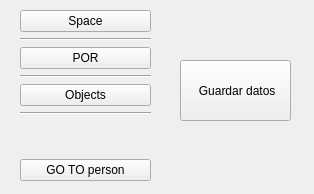
carloslobatog/robocomp-shelly, file components/SocialNavigationAgent/src/mainUI.ui: the form before one commit.
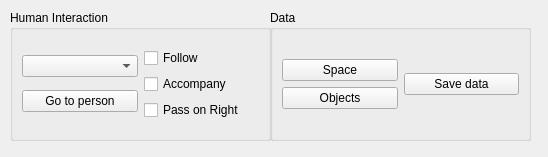
The form after the commit.

Commit message: the socialnavigation interface has changed. New functions have been implemented such as pass on right, follow and accompany person

```diff
--- a/components/SocialNavigationAgent/src/mainUI.ui
+++ b/components/SocialNavigationAgent/src/mainUI.ui
@@ -6,99 +6,122 @@
    <rect>
     <x>0</x>
     <y>0</y>
-    <width>314</width>
-    <height>194</height>
+    <width>548</width>
+    <height>157</height>
    </rect>
   </property>
   <property name="windowTitle">
    <string>navigationComp</string>
   </property>
-  <widget class="QPushButton" name="datos">
+  <widget class="QGroupBox" name="interacion_gb">
    <property name="geometry">
     <rect>
-     <x>180</x>
-     <y>60</y>
-     <width>111</width>
-     <height>61</height>
-    </rect>
-   </property>
-   <property name="text">
-    <string> Guardar datos</string>
-   </property>
-  </widget>
-  <widget class="QWidget" name="gridLayoutWidget">
-   <property name="geometry">
-    <rect>
-     <x>20</x>
+     <x>10</x>
      <y>10</y>
-     <width>131</width>
-     <height>171</height>
+     <width>261</width>
+     <height>131</height>
     </rect>
    </property>
-   <layout class="QGridLayout" name="gridLayout">
-    <item row="12" column="1">
+   <property name="title">
+    <string>Human Interaction</string>
+   </property>
+   <layout class="QVBoxLayout" name="verticalLayout_7" stretch="0">
+    <item>
+     <layout class="QVBoxLayout" name="verticalLayout_8">
+      <item>
+       <layout class="QHBoxLayout" name="horizontalLayout">
+        <item>
+         <layout class="QVBoxLayout" name="verticalLayout_11">
+          <item>
+           <widget class="QComboBox" name="idselect"/>
+          </item>
+          <item>
      <widget class="QPushButton" name="gotoperson">
       <property name="text">
-       <string>GO TO person</string>
+             <string>Go to person</string>
       </property>
      </widget>
     </item>
-    <item row="4" column="1">
-     <widget class="Line" name="line_2">
-      <property name="orientation">
-       <enum>Qt::Horizontal</enum>
+         </layout>
+        </item>
+        <item>
+         <layout class="QVBoxLayout" name="verticalLayout">
+          <item>
+           <widget class="QCheckBox" name="follow">
+            <property name="text">
+             <string>Follow</string>
       </property>
      </widget>
     </item>
-    <item row="5" column="1">
-     <widget class="QPushButton" name="por">
+          <item>
+           <widget class="QCheckBox" name="accompany">
       <property name="text">
-       <string>POR</string>
+             <string>Accompany</string>
       </property>
      </widget>
     </item>
-    <item row="8" column="1">
-     <widget class="QPushButton" name="objint">
+          <item>
+           <widget class="QCheckBox" name="por">
       <property name="text">
-       <string>Objects</string>
+             <string>Pass on Right</string>
       </property>
      </widget>
     </item>
-    <item row="3" column="1">
+         </layout>
+        </item>
+       </layout>
+      </item>
+     </layout>
+    </item>
+   </layout>
+  </widget>
+  <widget class="QGroupBox" name="interacion_gb_2">
+   <property name="geometry">
+    <rect>
+     <x>270</x>
+     <y>10</y>
+     <width>261</width>
+     <height>131</height>
+    </rect>
+   </property>
+   <property name="title">
+    <string>Data</string>
+   </property>
+   <layout class="QVBoxLayout" name="verticalLayout_9" stretch="0">
+    <item>
+     <layout class="QVBoxLayout" name="verticalLayout_10">
+      <item>
+       <layout class="QHBoxLayout" name="horizontalLayout_2">
+        <item>
+         <layout class="QVBoxLayout" name="verticalLayout_2">
+          <item>
      <widget class="QPushButton" name="gaussiana">
       <property name="text">
        <string>Space</string>
       </property>
      </widget>
     </item>
-    <item row="7" column="1">
-     <widget class="Line" name="line">
-      <property name="orientation">
-       <enum>Qt::Horizontal</enum>
+          <item>
+           <widget class="QPushButton" name="objint">
+            <property name="text">
+             <string>Objects</string>
       </property>
      </widget>
     </item>
-    <item row="10" column="1" rowspan="2">
-     <spacer name="verticalSpacer">
-      <property name="orientation">
-       <enum>Qt::Vertical</enum>
-      </property>
-      <property name="sizeHint" stdset="0">
-       <size>
-        <width>20</width>
-        <height>40</height>
-       </size>
-      </property>
-     </spacer>
-    </item>
-    <item row="9" column="1">
-     <widget class="Line" name="line_3">
-      <property name="orientation">
-       <enum>Qt::Horizontal</enum>
+         </layout>
+        </item>
+        <item>
+         <widget class="QPushButton" name="datos">
+          <property name="text">
+           <string>Save data</string>
       </property>
      </widget>
     </item>
    </layout>
+      </item>
+     </layout>
+    </item>
+   </layout>
   </widget>
   <zorder>datos</zorder>
   <zorder>gridLayoutWidget</zorder>
```
Left out of the diff: 6 changed lines with no effect on the pictures. Lines whose indentation alone changed are shown as unchanged. The commit also changes 11 other files.
